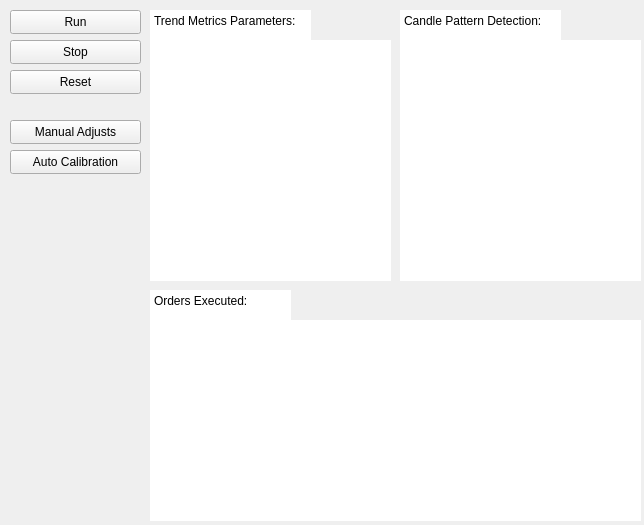
First picture: the form in market-analyzer/frontend/interface.ui, repository joaomalho/Taurus, before the edit.
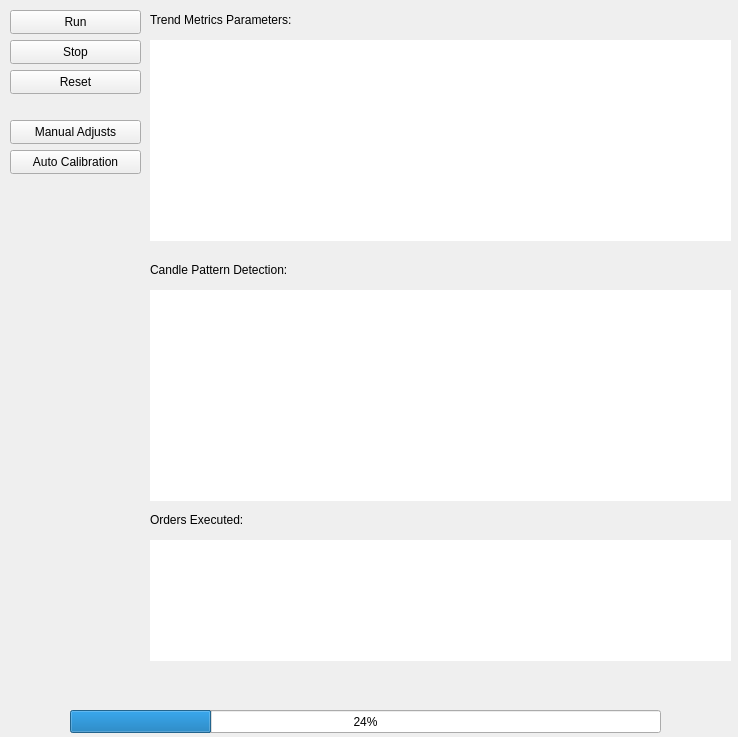
Second picture: the form after the edit. Icons and pictures are not drawn.

Commit message: GUI improve, candle pattern detection improve.

Patch:
```diff
--- a/market-analyzer/frontend/interface.ui
+++ b/market-analyzer/frontend/interface.ui
@@ -6,8 +6,8 @@
    <rect>
     <x>0</x>
     <y>0</y>
-    <width>644</width>
-    <height>525</height>
+    <width>738</width>
+    <height>737</height>
    </rect>
   </property>
   <property name="windowTitle">
@@ -114,8 +114,8 @@
      <rect>
       <x>150</x>
       <y>40</y>
-      <width>241</width>
-      <height>241</height>
+      <width>581</width>
+      <height>201</height>
      </rect>
     </property>
     <property name="layoutDirection">
@@ -128,108 +128,95 @@
      <enum>QFrame::Shape::NoFrame</enum>
     </property>
    </widget>
-   <widget class="QTextEdit" name="textEdit">
-    <property name="geometry">
-     <rect>
-      <x>150</x>
-      <y>10</y>
-      <width>161</width>
-      <height>31</height>
-     </rect>
-    </property>
-    <property name="frameShape">
-     <enum>QFrame::Shape::NoFrame</enum>
-    </property>
-    <property name="frameShadow">
-     <enum>QFrame::Shadow::Plain</enum>
-    </property>
-    <property name="html">
-     <string>&lt;!DOCTYPE HTML PUBLIC &quot;-//W3C//DTD HTML 4.0//EN&quot; &quot;http://www.w3.org/TR/REC-html40/strict.dtd&quot;&gt;
-&lt;html&gt;&lt;head&gt;&lt;meta name=&quot;qrichtext&quot; content=&quot;1&quot; /&gt;&lt;meta charset=&quot;utf-8&quot; /&gt;&lt;style type=&quot;text/css&quot;&gt;
-p, li { white-space: pre-wrap; }
-hr { height: 1px; border-width: 0; }
-li.unchecked::marker { content: &quot;\2610&quot;; }
-li.checked::marker { content: &quot;\2612&quot;; }
-&lt;/style&gt;&lt;/head&gt;&lt;body style=&quot; font-family:'Segoe UI'; font-size:9pt; font-weight:400; font-style:normal;&quot;&gt;
-&lt;p style=&quot; margin-top:0px; margin-bottom:0px; margin-left:0px; margin-right:0px; -qt-block-indent:0; text-indent:0px;&quot;&gt;Trend Metrics Parameters:&lt;/p&gt;&lt;/body&gt;&lt;/html&gt;</string>
-    </property>
-   </widget>
    <widget class="QTableWidget" name="tableWidget_2">
     <property name="geometry">
      <rect>
-      <x>400</x>
-      <y>40</y>
-      <width>241</width>
-      <height>241</height>
-     </rect>
-    </property>
-    <property name="frameShape">
-     <enum>QFrame::Shape::NoFrame</enum>
-    </property>
-   </widget>
-   <widget class="QTextEdit" name="textEdit_2">
-    <property name="geometry">
-     <rect>
-      <x>400</x>
-      <y>10</y>
-      <width>161</width>
-      <height>31</height>
-     </rect>
-    </property>
-    <property name="frameShape">
-     <enum>QFrame::Shape::NoFrame</enum>
-    </property>
-    <property name="frameShadow">
-     <enum>QFrame::Shadow::Plain</enum>
-    </property>
-    <property name="html">
-     <string>&lt;!DOCTYPE HTML PUBLIC &quot;-//W3C//DTD HTML 4.0//EN&quot; &quot;http://www.w3.org/TR/REC-html40/strict.dtd&quot;&gt;
-&lt;html&gt;&lt;head&gt;&lt;meta name=&quot;qrichtext&quot; content=&quot;1&quot; /&gt;&lt;meta charset=&quot;utf-8&quot; /&gt;&lt;style type=&quot;text/css&quot;&gt;
-p, li { white-space: pre-wrap; }
-hr { height: 1px; border-width: 0; }
-li.unchecked::marker { content: &quot;\2610&quot;; }
-li.checked::marker { content: &quot;\2612&quot;; }
-&lt;/style&gt;&lt;/head&gt;&lt;body style=&quot; font-family:'Segoe UI'; font-size:9pt; font-weight:400; font-style:normal;&quot;&gt;
-&lt;p style=&quot; margin-top:0px; margin-bottom:0px; margin-left:0px; margin-right:0px; -qt-block-indent:0; text-indent:0px;&quot;&gt;Candle Pattern Detection:&lt;/p&gt;&lt;/body&gt;&lt;/html&gt;</string>
-    </property>
-   </widget>
-   <widget class="QTableWidget" name="tableWidget_3">
-    <property name="geometry">
-     <rect>
-      <x>150</x>
-      <y>320</y>
-      <width>491</width>
-      <height>201</height>
-     </rect>
-    </property>
-    <property name="frameShape">
-     <enum>QFrame::Shape::NoFrame</enum>
-    </property>
-   </widget>
-   <widget class="QTextEdit" name="textEdit_3">
-    <property name="geometry">
-     <rect>
       <x>150</x>
       <y>290</y>
-      <width>141</width>
-      <height>31</height>
+      <width>581</width>
+      <height>211</height>
      </rect>
     </property>
     <property name="frameShape">
      <enum>QFrame::Shape::NoFrame</enum>
     </property>
-    <property name="frameShadow">
-     <enum>QFrame::Shadow::Plain</enum>
+   </widget>
+   <widget class="QTableWidget" name="tableWidget_3">
+    <property name="geometry">
+     <rect>
+      <x>150</x>
+      <y>540</y>
+      <width>581</width>
+      <height>121</height>
+     </rect>
     </property>
-    <property name="html">
-     <string>&lt;!DOCTYPE HTML PUBLIC &quot;-//W3C//DTD HTML 4.0//EN&quot; &quot;http://www.w3.org/TR/REC-html40/strict.dtd&quot;&gt;
-&lt;html&gt;&lt;head&gt;&lt;meta name=&quot;qrichtext&quot; content=&quot;1&quot; /&gt;&lt;meta charset=&quot;utf-8&quot; /&gt;&lt;style type=&quot;text/css&quot;&gt;
-p, li { white-space: pre-wrap; }
-hr { height: 1px; border-width: 0; }
-li.unchecked::marker { content: &quot;\2610&quot;; }
-li.checked::marker { content: &quot;\2612&quot;; }
-&lt;/style&gt;&lt;/head&gt;&lt;body style=&quot; font-family:'Segoe UI'; font-size:9pt; font-weight:400; font-style:normal;&quot;&gt;
-&lt;p style=&quot; margin-top:0px; margin-bottom:0px; margin-left:0px; margin-right:0px; -qt-block-indent:0; text-indent:0px;&quot;&gt;Orders Executed:&lt;/p&gt;&lt;/body&gt;&lt;/html&gt;</string>
+    <property name="frameShape">
+     <enum>QFrame::Shape::NoFrame</enum>
+    </property>
+   </widget>
+   <widget class="QProgressBar" name="progressBar">
+    <property name="geometry">
+     <rect>
+      <x>70</x>
+      <y>710</y>
+      <width>591</width>
+      <height>23</height>
+     </rect>
+    </property>
+    <property name="value">
+     <number>24</number>
+    </property>
+   </widget>
+   <widget class="QLabel" name="label">
+    <property name="geometry">
+     <rect>
+      <x>150</x>
+      <y>10</y>
+      <width>151</width>
+      <height>20</height>
+     </rect>
+    </property>
+    <property name="text">
+     <string>Trend Metrics Parameters:</string>
+    </property>
+   </widget>
+   <widget class="QLabel" name="label_2">
+    <property name="geometry">
+     <rect>
+      <x>150</x>
+      <y>260</y>
+      <width>151</width>
+      <height>20</height>
+     </rect>
+    </property>
+    <property name="text">
+     <string>Candle Pattern Detection:</string>
+    </property>
+   </widget>
+   <widget class="QLabel" name="label_3">
+    <property name="geometry">
+     <rect>
+      <x>150</x>
+      <y>510</y>
+      <width>151</width>
+      <height>20</height>
+     </rect>
+    </property>
+    <property name="text">
+     <string>Orders Executed:</string>
+    </property>
+   </widget>
+   <widget class="QLabel" name="label_4">
+    <property name="geometry">
+     <rect>
+      <x>70</x>
+      <y>680</y>
+      <width>521</width>
+      <height>41</height>
+     </rect>
+    </property>
+    <property name="text">
+     <string/>
     </property>
    </widget>
   </widget>
```
The commit also changes 6 other files.
